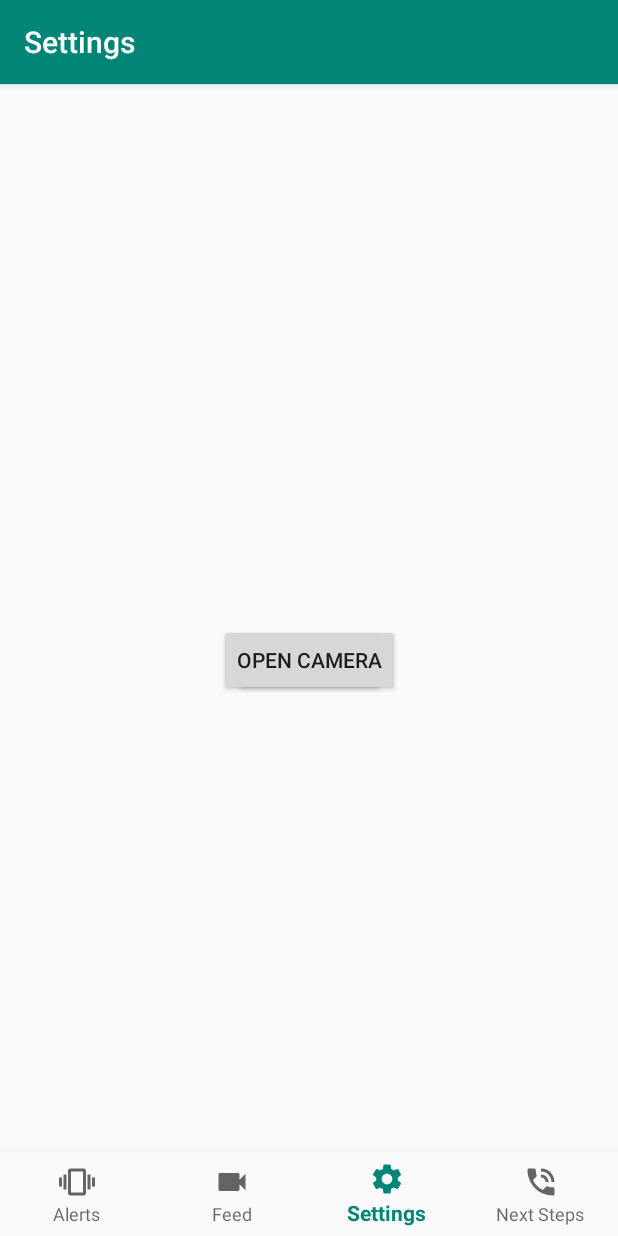
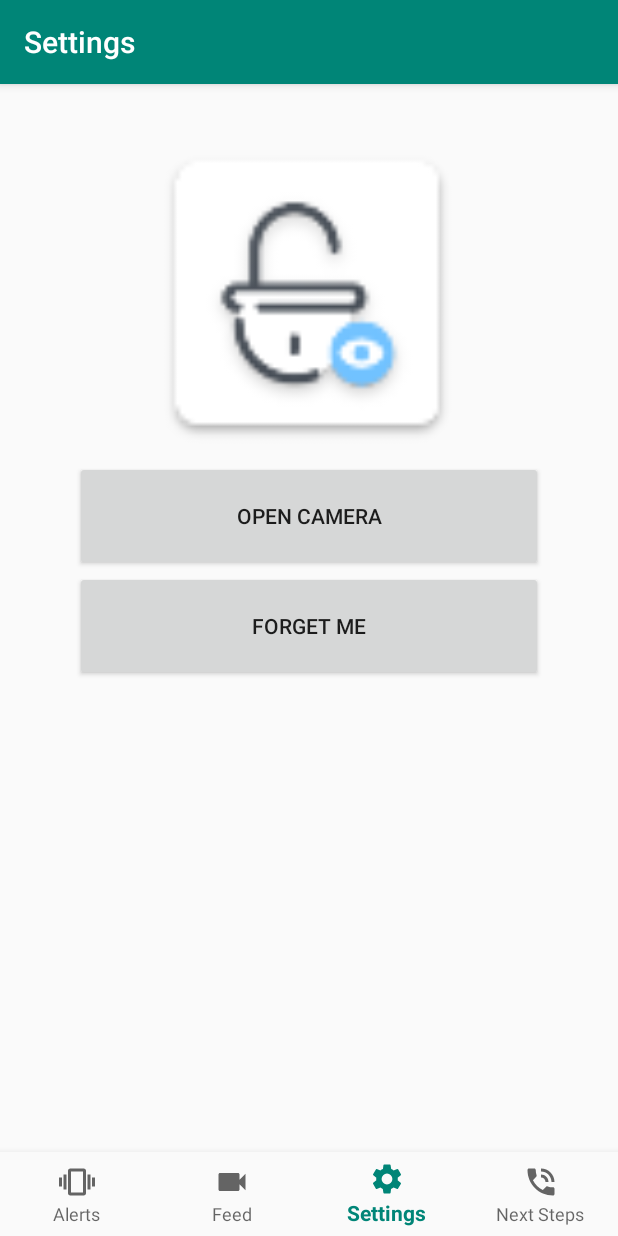
Before and after one commit to FDSMPS/FDSMPS-android, an Android app: the SettingsFragment screen opened through its navigation route, on a phone screen of 412 x 824 dp. Run offline under Robolectric (Android 15) with nearby library versions, the phone set to English and light mode, and no system bars; our stand-ins replace navigation-ui; libraries missing offline, so code that uses them is left out: com.google.zxing.integration.

Commit message:
Everything works

```diff
--- a/app/src/main/res/layout/fragment_settings.xml
+++ b/app/src/main/res/layout/fragment_settings.xml
@@ -1,27 +1,41 @@
 <?xml version="1.0" encoding="utf-8"?>
-<androidx.constraintlayout.widget.ConstraintLayout xmlns:android="http://schemas.android.com/apk/res/android"
-    xmlns:app="http://schemas.android.com/apk/res-auto"
+<androidx.appcompat.widget.LinearLayoutCompat xmlns:android="http://schemas.android.com/apk/res/android"
+xmlns:app="http://schemas.android.com/apk/res-auto"
+xmlns:tools="http://schemas.android.com/tools"
+android:layout_width="match_parent"
+android:weightSum="10"
+android:orientation="vertical"
+android:layout_height="match_parent"
+tools:context="ca.ualberta.dorsa.seccam.LogActivity">
+
+<androidx.appcompat.widget.AppCompatImageView
+    android:layout_weight="3"
+    android:layout_marginTop="30dp"
+    android:layout_height="0dp"
+    app:srcCompat="@mipmap/ic_launcher"
     android:layout_width="match_parent"
-    android:layout_height="match_parent">
+    android:inputType="textPassword" />
 
-    <Button
-        android:layout_width="wrap_content"
-        android:layout_height="wrap_content"
-        android:onClick="forgetMe"
-        android:text="@string/forget_me"
-        app:layout_constraintBottom_toBottomOf="parent"
-        app:layout_constraintLeft_toLeftOf="parent"
-        app:layout_constraintRight_toRightOf="parent"
-        app:layout_constraintTop_toTopOf="parent" />
 
-    <Button
-        android:layout_width="wrap_content"
-        android:layout_height="wrap_content"
-        android:onClick="openCamera"
-        android:text="@string/open_camera"
-        app:layout_constraintBottom_toBottomOf="parent"
-        app:layout_constraintLeft_toLeftOf="parent"
-        app:layout_constraintRight_toRightOf="parent"
-        app:layout_constraintTop_toTopOf="parent" />
+<Button
+    android:onClick="openCamera"
+    android:text="@string/open_camera"
+    android:layout_weight="1"
+    android:layout_marginLeft="50dp"
+    android:layout_marginRight="50dp"
+    android:layout_height="0dp"
+    android:layout_width="match_parent"/>
 
-</androidx.constraintlayout.widget.ConstraintLayout>
+
+<Button
+    android:onClick="forgetMe"
+    android:text="@string/forget_me"
+    android:layout_weight="1"
+    android:layout_marginLeft="50dp"
+    android:layout_marginRight="50dp"
+    android:layout_height="0dp"
+    android:layout_width="match_parent"/>
+
+
+
+</androidx.appcompat.widget.LinearLayoutCompat>
```
